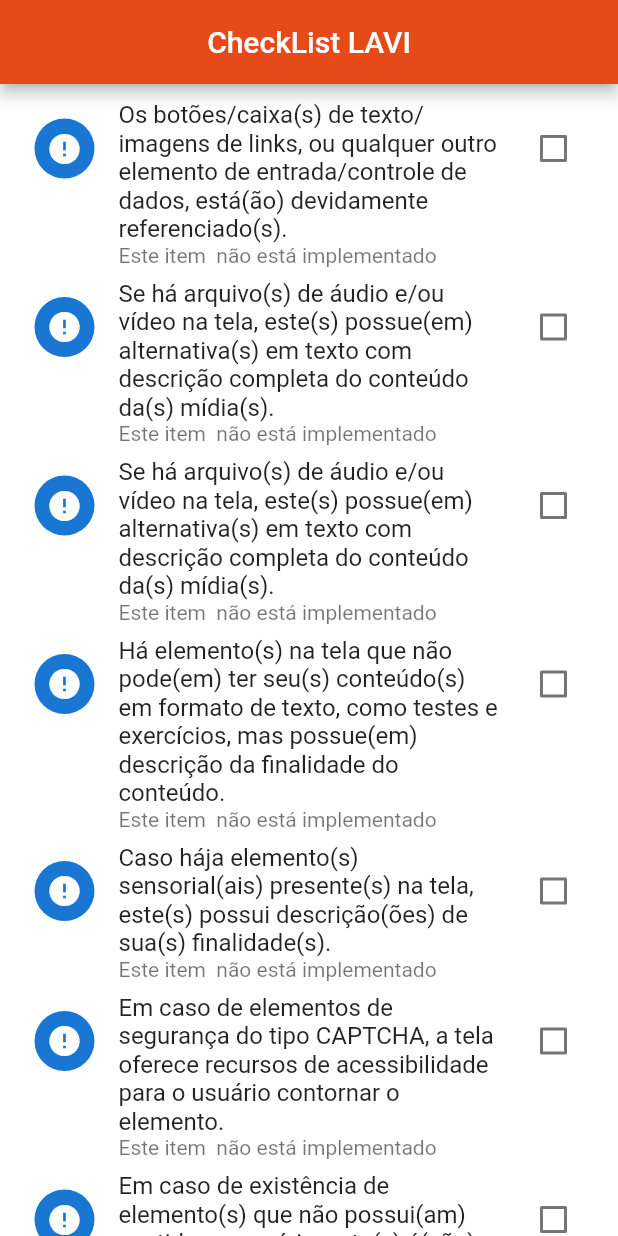
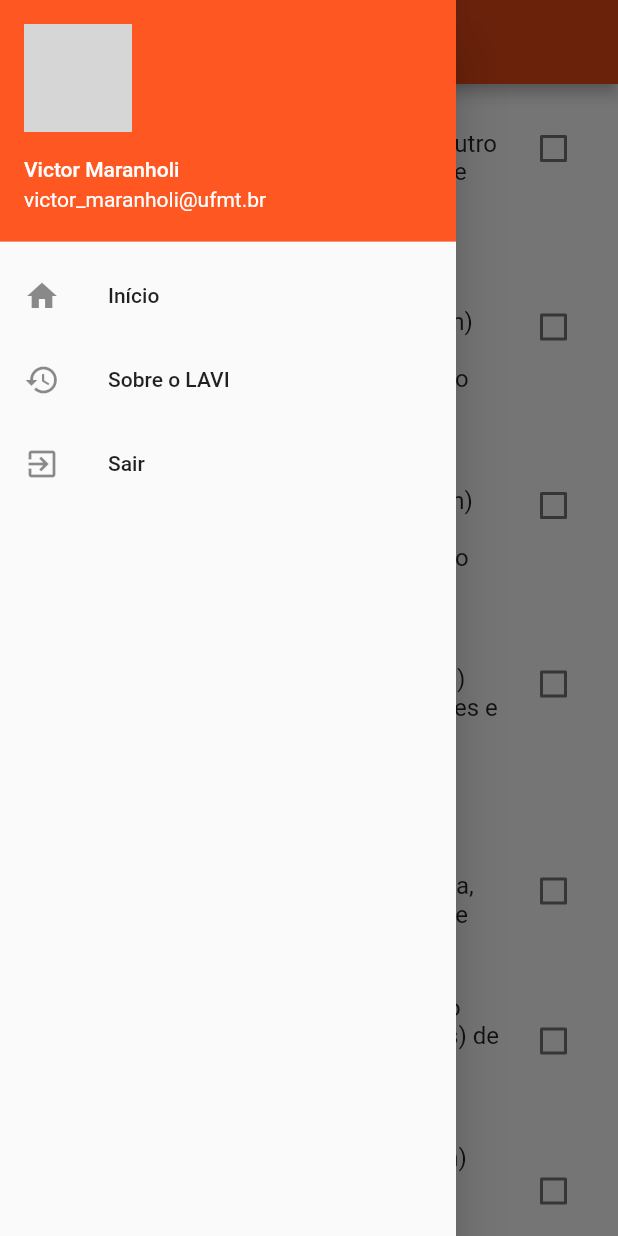
Before and after one commit to tinhomaranholi/LAVICheckBeta, a Flutter app: the screen it shows after launch, with the side drawer open (before the commit the screen has no drawer), on a phone screen of 412 x 824 dp. Run offline on Flutter 3.47's test engine with Material 2 defaults, Android fonts, the phone set to English and light mode, and no system bars; grey boxes are pictures that could not be loaded.

Commit message:
atualização

```diff
--- a/lib/main.dart
+++ b/lib/main.dart
@@ -1,5 +1,6 @@
 import 'package:flutter/material.dart';
 import 'package:lavi_check/pages/home_page.dart';
+import 'package:lavi_check/pages/sobre.dart';
 
 void main(){
   runApp(MaterialApp(
--- a/lib/pages/home_page.dart
+++ b/lib/pages/home_page.dart
@@ -1,11 +1,13 @@
 import 'package:flutter/material.dart';
+import 'package:flutter/services.dart';
+import 'package:lavi_check/pages/sobre.dart';
+import 'Dart:io';
 
 class HomePage extends StatefulWidget {
   @override
   _HomePageState createState() => _HomePageState();
 }
 
-class _HomePageState extends State<HomePage> {
 final itens = <Map>[
   {
     "nome":
@@ -34,24 +36,38 @@ class _HomePageState extends State<HomePage> {
   },
   {
     "nome":
-          "Em caso de elementos de segurança do tipo CAPTCHA, a tela oferece recursos de acessibilidade para o usuário contornar o elemento.",
+        "Elementos de segurança do tipo CAPTCHA oferece(m) recurso(s) de acessibilidade para o usuário contornar o elemento.",
     "check": false
   },
   {
     "nome":
-      "Em caso de existência de elemento(s) que não possui(am) sentido ao usuário, este(s) é(são) ignorado(s) pela tecnologia assistiva. ",
+        "Elemento(s) que não possui(am) sentido ao usuário é(são) ignorado(s) pela tecnologia assistiva. ",
     "check": false
   },
   {
     "nome":
-      "Para todo o conteúdo de mídia visual pré-ravada, há uma descrição detalhada, em forma de texto ou áudio, que transmite todos os detalhes da mídia - como ações, movimentos, e expressões dos agentes apresentados no conteúdo visual - de modo que o deficiente visual tenha acesso às informações necessárias para entender a mídia.  ",
+        "Todo o conteúdo de mídia visual pré-ravada possui uma descrição detalhada, em forma de texto ou áudio, que transmite todos os detalhes da mídia - como ações, movimentos, e expressões dos agentes apresentados no conteúdo visual - de modo que o deficiente visual tenha acesso às informações necessárias para entender a mídia.  ",
     "check": false
   },
 ];
 
+class _HomePageState extends State<HomePage> {
+
+  Future<Null> _refresh() async{ //organização da lista
+    await Future.delayed(Duration(seconds: 1));
+    setState(() {
+      itens.sort((a, b){
+        if(a["check"] && !b["check"]) return 1;
+        else if(!a["check"] && b["check"]) return -1;
+        else return 0;
+      });
+    });
+    return null;
+  }//fim organização da lista
+
   @override
   Widget build(BuildContext context) {
-    return Scaffold(
+    return Scaffold( //construtor do leyalt do app
       backgroundColor: Colors.white,
       appBar: AppBar(
         title: Text(
@@ -60,10 +76,53 @@ class _HomePageState extends State<HomePage> {
         backgroundColor: Color(0xFFe64a19),
         centerTitle: true,
       ),
-      body: Column(
+      drawer: Drawer(
+        child: ListView(
+          children: <Widget>[
+            UserAccountsDrawerHeader( //Menu de navegação
+              accountName: Text("Victor Maranholi"),//Menu de navegação
+              accountEmail: Text("victor_maranholi@ufmt.br"),//Menu de navegação
+              currentAccountPicture: CircleAvatar(//imagem do avatar do aplicativo (foto pessoa)
+                backgroundImage: AssetImage(" "),
+              ), //Menu de navegação
+              decoration: BoxDecoration(color: Colors.deepOrange),//Menu de navegação
+            ),
+            ListTile(
+              leading: Icon(Icons.home),
+              title: Text("Início"),
+              onTap: (){
+                Navigator.push(context, MaterialPageRoute(builder: (BuildContext context) => HomePage()));
+                tooltip: "Início do aplicativo";
+              },
+            ),
+            ListTile(
+              leading: Icon(Icons.history),
+              title: Text("Sobre o LAVI"),
+              onTap: (){
+                Navigator.push(context, MaterialPageRoute(builder: (BuildContext context) => Sobre()));
+                tooltip: "Sobre o LAVI";
+              },
+            ),
+            ListTile( //botão de sair  no menu de nagecação
+              leading: Icon(Icons.exit_to_app),
+              title: Text("Sair"),
+
+              onTap: (){
+                SystemNavigator.pop();
+                semanticLabel: 'Sair do Aplicativo';
+              },
+            )
+          ],
+        ),
+      ),//Fim Menu de navegação
+
+
+      body: Column(//Início escopo do aplicativo
         children: <Widget>[
           Expanded(
-              child: ListView.builder(
+              child: RefreshIndicator(
+            onRefresh: _refresh,
+            child: ListView.builder(//Início das listas
                 padding: EdgeInsets.all(7.0),
                 itemCount: itens.length,
                 itemBuilder: (context, index) {
@@ -74,7 +133,8 @@ class _HomePageState extends State<HomePage> {
                     ),
                     value: itens[index]["check"],
                     secondary: CircleAvatar(
-                        child: Icon(itens[index]["check"] ? Icons.check : Icons.error),
+                      child: Icon(
+                          itens[index]["check"] ? Icons.check : Icons.error),
                     ),
                     onChanged: (newValue) {
                       setState(() {
@@ -82,7 +142,8 @@ class _HomePageState extends State<HomePage> {
                       });
                     },
                   );
-                  }))
+                }),//Fim das listas
+          ))
         ],
       ),
     );
```
Also changed, not shown: lib/pages/sobre.dart (added, +29 -0 lines), pubspec.lock. Lines whose indentation alone changed are shown as unchanged.
